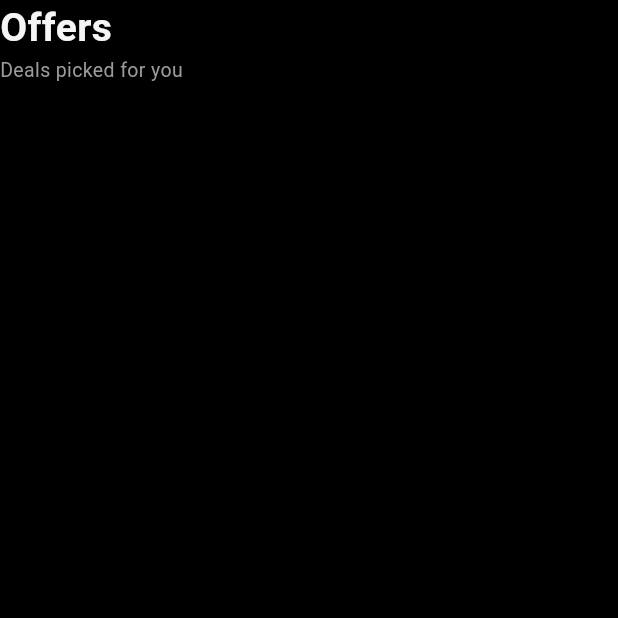
After one commit to Cyanide07x/Cynx_Kage, a Flutter app: the OfferScreen screen opened directly, on a phone screen of 412 x 824 dp, the top half of it. The commit adds this screen. Run offline on Flutter 3.47's test engine with Material 3 defaults, Android fonts, the phone set to English and light mode, and no system bars; our stand-ins replace flutter_svg, shared_preferences; accounts and stored records are empty.

Commit message:
Replaced Category button in the footer to the offers section/screen

```diff
--- /dev/null
+++ b/devtools_options.yaml
@@ -0,0 +1,3 @@
+description: This file stores settings for Dart & Flutter DevTools.
+documentation: https://docs.flutter.dev/tools/devtools/extensions#configure-extension-enablement-states
+extensions:
--- a/lib/screens/navigation/navigation_shell.dart
+++ b/lib/screens/navigation/navigation_shell.dart
@@ -10,6 +10,7 @@ import '../wishlist/wishlist_screen.dart';
 import '../account/account_screen.dart';
 import '../notifications/notification_screen.dart';
 import '../cart/cart_screen.dart';
+import '../offers/offers_screen.dart';
 
 class NavigationShell extends StatefulWidget {
   const NavigationShell({super.key});
@@ -24,12 +25,7 @@ class _NavigationShellState extends State<NavigationShell> {
   late final List<Widget> pages = [
     const HomeScreen(showNavigation: false),
     const WishlistScreen(),
-    const Center(
-      child: Text(
-        'Category',
-        style: TextStyle(color: AppColors.text),
-      ),
-    ),
+    const OfferScreen(),
     const AccountScreen(),
     const CartScreen(),
     const NotificationScreen(),
--- /dev/null
+++ b/lib/screens/offers/offers_screen.dart
@@ -0,0 +1,36 @@
+import 'package:flutter/material.dart';
+import '../../theme/appcolors.dart';
+
+class OfferScreen extends StatelessWidget {
+  const OfferScreen({super.key});
+
+  @override
+  Widget build(BuildContext context) {
+    return Scaffold(
+      backgroundColor: AppColors.appBackground,
+      body: SafeArea(
+        child: Column(
+          crossAxisAlignment: CrossAxisAlignment.start,
+          children: const [
+            Text(
+              'Offers',
+              style: TextStyle(
+                color: AppColors.text,
+                fontSize:26,
+                fontWeight: FontWeight.bold,
+              ),
+            ),
+            Text(
+              'Deals picked for you',
+              style: TextStyle(
+                color: AppColors.textSecondary,
+                fontSize:13,
+
+              ),
+            ),
+          ],
+        ),
+      ),
+    );
+  }
+}
```
Also changed, not shown: pubspec.lock, 6 other files.
